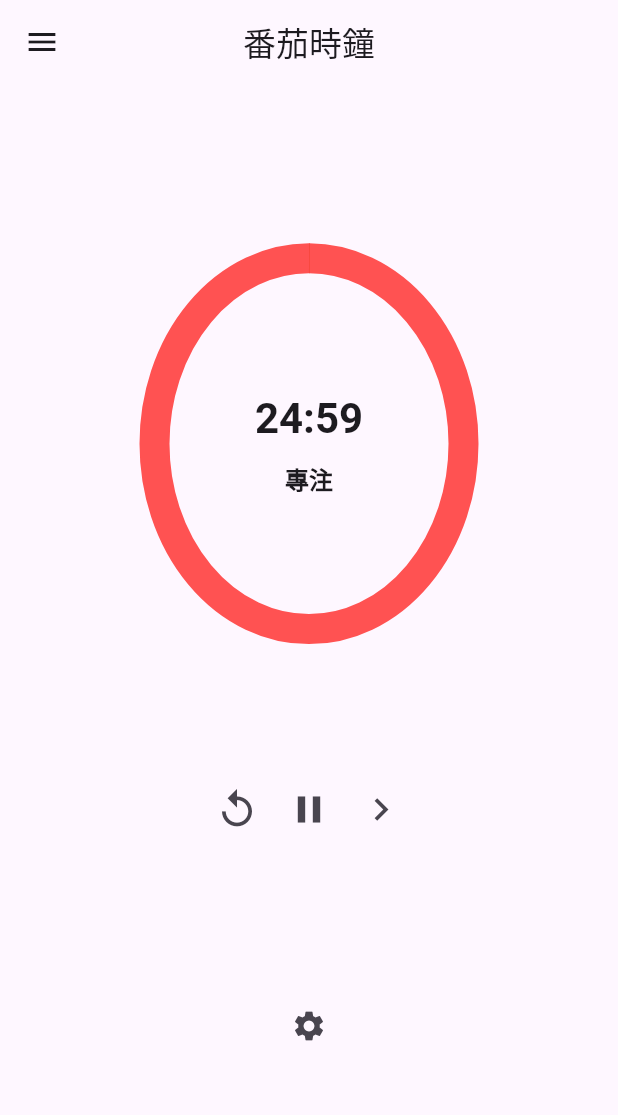
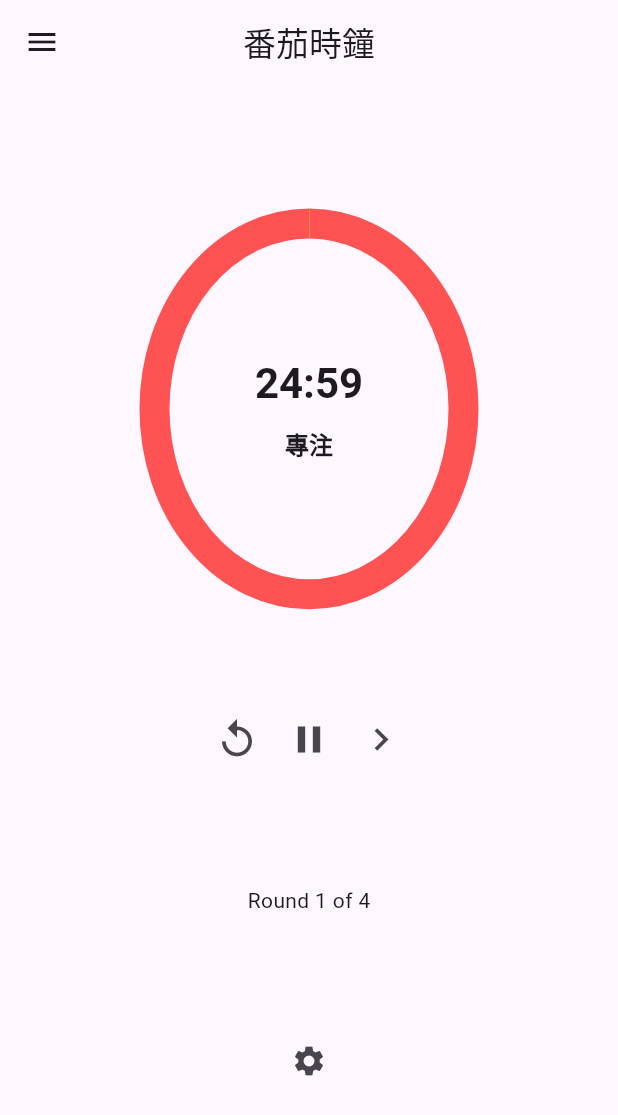
Before and after one commit to joen0925/sport_pomodoro_clock_project, a Flutter app: the screen it shows after launch, after a tap on the "play arrow" icon, on a phone screen of 412 x 824 dp. Shown: the top 1115 px of the screen. Run offline on Flutter 3.47's test engine with Material 3 defaults, Android fonts, the phone set to English and light mode, and no system bars; our stand-ins replace shared_preferences.

Commit message:
完成roundWidget

```diff
--- a/lib/provider/slider_provider.dart
+++ b/lib/provider/slider_provider.dart
@@ -8,7 +8,7 @@ class SliderProvider with ChangeNotifier {
   static late int _longBreakDurationSliderValue;
   static late int _roundSliderValue;
 
-  static int get studyDurationSliderValue => _studyDurationSliderValue;/*沒有初始化成功*/
+  static int get studyDurationSliderValue => _studyDurationSliderValue;
   static int get shortBreakDurationSliderValue =>
       _shortBreakDurationSliderValue;
   static int get longBreakDurationSliderValue => _longBreakDurationSliderValue;
--- a/lib/provider/timer_provider.dart
+++ b/lib/provider/timer_provider.dart
@@ -32,7 +32,7 @@ class TimerProvider with ChangeNotifier {
       (_isBreakTime ? (_currentRound == SliderProvider.roundSliderValue
           ? SliderProvider.longBreakDurationSliderValue
           : SliderProvider.shortBreakDurationSliderValue)
-          : SliderProvider.studyDurationSliderValue/*在這出問題*/) *
+          : SliderProvider.studyDurationSliderValue) *
           60;
 
   bool get isEqual => currentTimeInSeconds == maxTimeInSeconds;
@@ -123,7 +123,7 @@ class TimerProvider with ChangeNotifier {
   }
 
   void resetTimer() {
-    _currentTimeInSeconds = maxTimeInSeconds;/*這裡是頭*/
+    _currentTimeInSeconds = maxTimeInSeconds;
     notifyListeners();
   }
 }
--- a/lib/screens/pomodoro_page.dart
+++ b/lib/screens/pomodoro_page.dart
@@ -25,7 +25,7 @@ class PomodoroPage extends StatelessWidget{
               ),
             ),
             const MediaButtons(),
-            //const RoundsWidget(),
+            const RoundsWidget(),
             IconButton(
               icon: Icon(Icons.settings),
               onPressed: () {
--- a/lib/widgets/pomodoro_widget.dart
+++ b/lib/widgets/pomodoro_widget.dart
@@ -15,7 +15,7 @@ class TimeIndicatorWidget extends StatelessWidget {
 
     return CircularProgressIndicator(
       strokeWidth: 20.0,
-      valueColor: const AlwaysStoppedAnimation<Color>(Colors.red),
+      valueColor: const AlwaysStoppedAnimation<Color>(Colors.orangeAccent),
       backgroundColor: Colors.redAccent,
       value: time,
     );
@@ -107,9 +107,13 @@ class MediaButtons extends StatelessWidget{
 }
 
 class RoundsWidget extends StatelessWidget{
+  const RoundsWidget({super.key});
+
   @override
   Widget build(BuildContext context) {
-    // TODO: implement build
-    throw UnimplementedError();
+    final timerProvider = Provider.of<TimerProvider>(context);
+    return Center(
+      child: Text(timerProvider.currentRoundDisplay),
+    );
   }
 }
```
